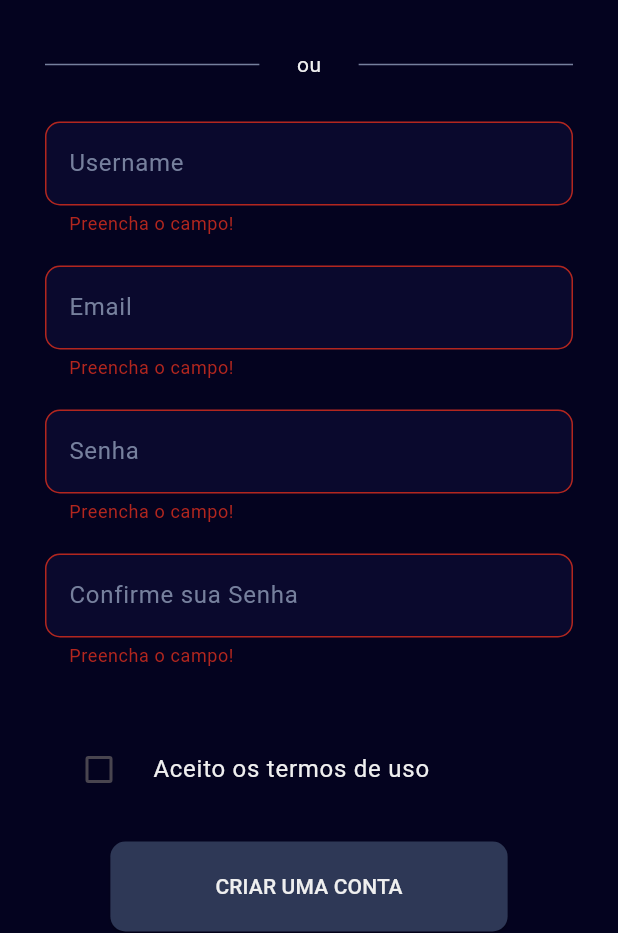
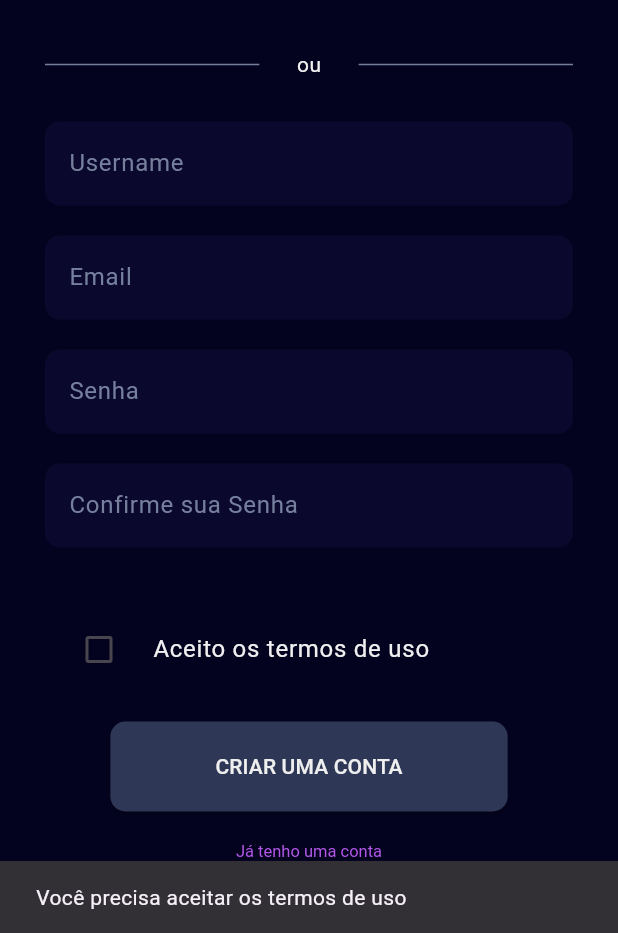
Before and after one commit to ChampionTrackers/CTracker, a Flutter app: the ViewSignin screen opened directly, after a tap on "CRIAR UMA CONTA", on a phone screen of 412 x 824 dp, the part 303-1236 px from its top. Run offline on Flutter 3.47's test engine with Material 3 defaults, Android fonts, the phone set to English and light mode, and no system bars; our stand-ins replace flutter_secure_storage; accounts and stored records are empty.

Commit message:
✨ add signin logic

```diff
--- a/lib/view/view_signin.dart
+++ b/lib/view/view_signin.dart
@@ -1,8 +1,14 @@
+import 'dart:convert';
+
 import 'package:ctracker/constants/colors.dart';
+import 'package:ctracker/utils/snack_bar.dart';
+import 'package:ctracker/view/view_login.dart';
 import 'package:ctracker/widget/form_text_field.dart';
 import 'package:flutter/foundation.dart';
+import 'package:flutter/gestures.dart';
 import 'package:flutter/material.dart';
 import 'package:ctracker/widget/oauth.dart';
+import 'package:http/http.dart' as http;
 
 class ViewSignin extends StatefulWidget {
   const ViewSignin({super.key});
@@ -19,20 +25,22 @@ class _ViewSigninState extends State<ViewSignin> {
 
   bool termsCheckbox = false;
 
-  final GlobalKey<FormState> _formKey = GlobalKey<FormState>();
-
   // bool firstvalue = false; //Valor iniciado na checkbox
 
-  void _validarForm() {
-    if (_formKey.currentState!.validate()) {
-      if (kDebugMode) {
-        print("Formulário validado");
-      }
-    } else {
-      if (kDebugMode) {
-        print("Formulário inválido");
-      }
-    }
+  Future<int> attemptSignUp(
+      String email, String username, String password) async {
+    var res = await http.post(
+        Uri.parse("https://ctracker-server.onrender.com/v1/signup"),
+        headers: {"Content-Type": "application/json"},
+        body: json.encode({
+          "email": email,
+          "password": password,
+          "name": "Noob",
+          "nickname": username,
+          "picture": null
+        }));
+
+    return res.statusCode;
   }
 
   @override
@@ -40,8 +48,6 @@ class _ViewSigninState extends State<ViewSignin> {
     return Scaffold(
       body: SingleChildScrollView(
         padding: const EdgeInsets.fromLTRB(30, 0, 30, 0),
-        child: Form(
-          key: _formKey,
         child: Column(
           mainAxisAlignment: MainAxisAlignment.center,
           crossAxisAlignment: CrossAxisAlignment.center,
@@ -78,8 +84,7 @@ class _ViewSigninState extends State<ViewSignin> {
                     borderColor: Colors.white,
                     containerColor: Colors.white,
                   ),
-              ]
-              ),
+                ]),
             const SizedBox(height: 25),
             Row(
               children: <Widget>[
@@ -183,7 +188,34 @@ class _ViewSigninState extends State<ViewSignin> {
               height: 20,
             ),
             ElevatedButton(
-                  onPressed: _validarForm,
+                onPressed: () async {
+                  var email = emailInputController.text;
+                  var username = usernameInputController.text;
+                  var password = passwordInputController.text;
+                  var confirmPassword = confirmPasswordInputController.text;
+
+                  if (password != confirmPassword) {
+                    snackBar(context, "Senhas não coincidem");
+                    return;
+                  }
+
+                  if (!termsCheckbox) {
+                    snackBar(context, "Você precisa aceitar os termos de uso");
+                    return;
+                  }
+
+                    var res = await attemptSignUp(email, username, password);
+                    if (res == 201) {
+                      snackBar(context, "Conta criada com sucesso");
+
+                      Navigator.push(context,
+                          MaterialPageRoute(builder: (context) => ViewLogin()));
+                    } else if (res == 409) {
+                      snackBar(context, "Usuário já existe");
+                    } else {
+                      snackBar(context, "Erro ao criar conta");
+                    }
+                },
                 style: ElevatedButton.styleFrom(
                     backgroundColor: AppColor.primaryColor,
                     foregroundColor: AppColor.textColor,
@@ -196,15 +228,19 @@ class _ViewSigninState extends State<ViewSignin> {
             const SizedBox(
               height: 20,
             ),
-               const Center(
-          child: Text(
-            'Já tenho uma conta',
-            style: TextStyle(
-              fontSize: 11,
-              color: AppColor.accentColor)
+            Center(
+                child: RichText(
+              text: TextSpan(
+                  text: 'Já tenho uma conta',
+                  recognizer: TapGestureRecognizer()
+                    ..onTap = () async {
+                      Navigator.pushReplacement(context,
+                          MaterialPageRoute(builder: (context) => ViewLogin()));
+                    },
+                  style: const TextStyle(
+                      fontSize: 11, color: AppColor.accentColor)),
             )),
           ],
-          ),
         ),
       ),
     );
```
Lines whose indentation alone changed are shown as unchanged.
